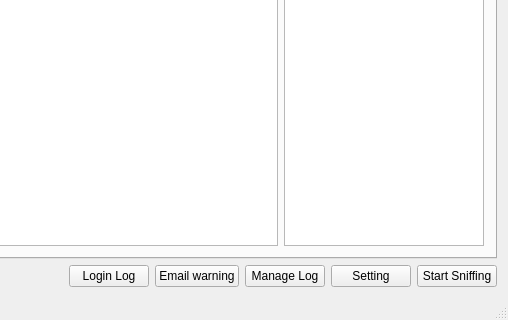
Before: the Qt Designer form src/ui/ui_files/mainwindow.ui in JamesMackerel/PPTP_VPN_Sniffer, drawn with Qt 5; both pictures show x 482 to 990 and y 298 to 618 of the 990 by 618 pixel window.
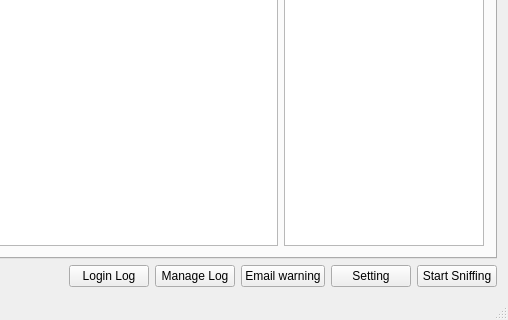
After: the same form once the commit is applied. Custom widgets are drawn as their Qt base class.

```diff
--- a/src/ui/ui_files/mainwindow.ui
+++ b/src/ui/ui_files/mainwindow.ui
@@ -38,16 +38,16 @@
        </widget>
       </item>
       <item>
-       <widget class="QPushButton" name="emailWarningButton">
+       <widget class="QPushButton" name="searchLogButton">
         <property name="text">
-         <string>Email warning</string>
+         <string>Manage Log</string>
         </property>
        </widget>
       </item>
       <item>
-       <widget class="QPushButton" name="searchLogButton">
+       <widget class="QPushButton" name="emailWarningButton">
         <property name="text">
-         <string>Manage Log</string>
+         <string>Email warning</string>
         </property>
        </widget>
       </item>
```
